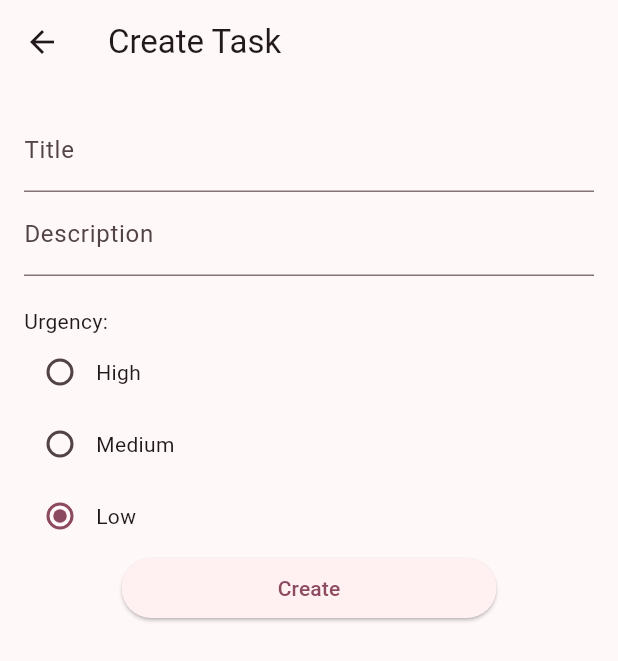
After one commit to theShus/Learning_Flutter, a Flutter app: the AddTaskPageBloc screen opened directly, on a phone screen of 412 x 824 dp. The commit adds this screen. Shown: the top 661 px of the screen. Run offline on Flutter 3.47's test engine with Material 2 defaults, Android fonts, the phone set to English and light mode, and no system bars; our stand-ins replace dio, equatable, flutter_bloc, mvc_pattern, sqflite; accounts and stored records are empty.

Commit message:
added "add" and "delete" task with bloc

```diff
--- /dev/null
+++ b/lib/tasks_bloc/add_task_page_bloc.dart
@@ -0,0 +1,100 @@
+import 'package:flutter/material.dart';
+import '../../models/task.dart';
+
+class AddTaskPageBloc extends StatefulWidget {
+  @override
+  _AddTaskPageState createState() => _AddTaskPageState();
+}
+
+class _AddTaskPageState extends State<AddTaskPageBloc> {
+
+  TextEditingController titleController = TextEditingController();
+  TextEditingController descriptionController = TextEditingController();
+  Urgency selectedUrgency = Urgency.low;
+
+  @override
+  Widget build(BuildContext context) {
+    return Scaffold(
+      appBar: AppBar(
+        title: Text('Create Task'),
+      ),
+      body: Padding(
+        padding: const EdgeInsets.all(16.0),
+        child: Column(
+          children: [
+            TextField(
+              controller: titleController,
+              decoration: InputDecoration(labelText: 'Title'),
+            ),
+            TextField(
+              controller: descriptionController,
+              decoration: InputDecoration(labelText: 'Description'),
+            ),
+            SizedBox(height: 20),
+            Row(
+              children: [
+                Text('Urgency:'),
+              ],
+            ),
+            Column(
+              children: <Widget>[
+                Row(
+                  children: [
+                    Radio<Urgency>(
+                      value: Urgency.high,
+                      groupValue: selectedUrgency,
+                      onChanged: (Urgency? value) {
+                        setState(() {
+                          selectedUrgency = value!;
+                        });
+                      },
+                    ),
+                    Text('High'),
+                  ],
+                ),
+                Row(
+                  children: [
+                    Radio<Urgency>(
+                      value: Urgency.medium,
+                      groupValue: selectedUrgency,
+                      onChanged: (Urgency? value) {
+                        setState(() {
+                          selectedUrgency = value!;
+                        });
+                      },
+                    ),
+                    Text('Medium'),
+                  ],
+                ),
+                Row(
+                  children: [
+                    Radio<Urgency>(
+                      value: Urgency.low,
+                      groupValue: selectedUrgency,
+                      onChanged: (Urgency? value) {
+                        setState(() {
+                          selectedUrgency = value!;
+                        });
+                      },
+                    ),
+                    Text('Low'),
+                  ],
+                ),
+              ],
+            ),
+            SizedBox(
+              width: 250,
+              child: ElevatedButton(
+                onPressed: () {
+                  Task newTask = Task(title: titleController.text, description: descriptionController.text, urgency: selectedUrgency, progress: Progress.TODO);
+                  Navigator.pop(context, newTask);//WE ARE RETURNING VALUE BACK TO THE CONTROLLER !!!
+                },
+                child: Text('Create'),
+              ),
+            ),
+          ],
+        ),
+      ),
+    );
+  }
+}
--- /dev/null
+++ b/lib/tasks_bloc/components/task_bloc.dart
@@ -0,0 +1,59 @@
+import 'package:flutter_bloc/flutter_bloc.dart';
+import 'package:learning_demo/tasks_bloc/components/task_event.dart';
+import 'package:learning_demo/tasks_bloc/components/task_state.dart';
+
+import '../../models/task.dart';
+import '../../tasks_mvc/tabs_model.dart';
+
+class TaskBloc extends Bloc<TaskEvent, TaskState> {
+  TaskBloc() : super(TasksLoading()) {
+    on<LoadTasks>(_OnLoadTasks);
+    on<AddTask>(_AddTasks);
+    on<UpdateTask>(_UpdateTasks);
+    on<DeleteTask>(_DeleteTasks);
+  }
+
+  void _OnLoadTasks(LoadTasks event, Emitter<TaskState> emit) {
+    emit(TasksLoaded(
+        todoTasks: event.todoTasks,
+        doneTasks: event.doneTasks,
+        inProgressTasks: event.inProgressTasks));
+  }
+
+  //== poredjuje da li su dve vrednosti iste
+  //dok 'is' proverava da li je neki objekat instanca neke klase ili interface-a
+  void _AddTasks(AddTask event, Emitter<TaskState> emit) {
+    final state = this.state;
+    if (state is TasksLoaded) {
+      emit(TasksLoaded(
+          todoTasks: List.from(state.todoTasks)..add(event.task),
+          //..add je samo kao ++ ali za funkcije
+          inProgressTasks: List.from(state.inProgressTasks),
+          //radimo List.from jer hocemo novu instancu liste, a ne pointer
+          doneTasks: List.from(state.doneTasks)));
+    }
+  }
+
+  void _UpdateTasks(UpdateTask event, Emitter<TaskState> emit) {
+    // emit();
+  }
+
+  void _DeleteTasks(DeleteTask event, Emitter<TaskState> emit) {
+    final state = this.state;
+
+    if (state is TasksLoaded) {
+      List<Task> newTodoTasks = List.of(state.todoTasks);
+      List<Task> newInProgressTasks = List.of(state.inProgressTasks);
+      List<Task> newDoneTasks = List.of(state.doneTasks);
+
+      if (event.task.progress == Progress.TODO)
+        newTodoTasks = List.of(state.todoTasks)..remove(event.task);
+      else if (event.task.progress == Progress.IN_PROGRESS)
+        newInProgressTasks = List.of(state.todoTasks)..remove(event.task);
+      else if (event.task.progress == Progress.DONE)
+        newDoneTasks = List.of(state.todoTasks)..remove(event.task);
+
+      emit(TasksLoaded(todoTasks: newTodoTasks, inProgressTasks: newInProgressTasks, doneTasks: newDoneTasks));
+    }
+  }
+}
--- a/lib/tasks_bloc/task_event.dart
+++ b/lib/tasks_bloc/components/task_event.dart
@@ -1,6 +1,5 @@
 import 'package:equatable/equatable.dart';
-
-import '../models/task.dart';
+import '../../models/task.dart';
 
 class TaskEvent extends Equatable {
   const TaskEvent();
--- a/lib/tasks_bloc/task_state.dart
+++ b/lib/tasks_bloc/components/task_state.dart
@@ -1,6 +1,5 @@
 import 'package:equatable/equatable.dart';
-
-import '../models/task.dart';
+import '../../models/task.dart';
 
 class TaskState extends Equatable {
   const TaskState();
--- /dev/null
+++ b/lib/tasks_bloc/edit_task_page_bloc.dart
@@ -0,0 +1,113 @@
+import 'package:flutter/material.dart';
+import 'package:flutter/scheduler.dart';
+import '../../models/task.dart';
+import '../../tasks_mvc/tabs_controller.dart';
+
+class EditTaskPageBloc extends StatefulWidget {
+  final Task task;
+
+  EditTaskPageBloc({required this.task});
+
+  @override
+  _EditTaskPageState createState() => _EditTaskPageState(task.urgency);
+}
+
+class _EditTaskPageState extends State<EditTaskPageBloc> {
+
+  TextEditingController titleController = TextEditingController();
+  TextEditingController descriptionController = TextEditingController();
+  Urgency selectedUrgency = Urgency.low;
+
+  _EditTaskPageState(this.selectedUrgency);//this is a little ugly but can't be done differently aka with widget
+                                          //if done with widget it will perma lock it on old value
+
+  @override
+  Widget build(BuildContext context) {
+    titleController.text = widget.task.title;
+    descriptionController.text = widget.task.description;
+
+    return Scaffold(
+      appBar: AppBar(
+        title: Text('Create Task'),
+      ),
+      body: Padding(
+        padding: const EdgeInsets.all(16.0),
+        child: Column(
+          children: [
+            TextField(
+              controller: titleController,
+              decoration: InputDecoration(labelText: 'Title'),
+            ),
+            TextField(
+              controller: descriptionController,
+              decoration: InputDecoration(labelText: 'Description'),
+            ),
+            SizedBox(height: 20),
+            Row(
+              children: [
+                Text('Urgency:'),
+              ],
+            ),
+            Column(
+              children: <Widget>[
+                Row(
+                  children: [
+                    Radio<Urgency>(
+                      value: Urgency.high,
+                      groupValue: selectedUrgency,
+                      onChanged: (Urgency? value) {
+                        setState(() {
+                          selectedUrgency = value!;
+                        });
+                      },
+                    ),
+                    Text('High'),
+                  ],
+                ),
+                Row(
+                  children: [
+                    Radio<Urgency>(
+                      value: Urgency.medium,
+                      groupValue: selectedUrgency,
+                      onChanged: (Urgency? value) {
+                        setState(() {
+                          selectedUrgency = value!;
+                        });
+                      },
+                    ),
+                    Text('Medium'),
+                  ],
+                ),
+                Row(
+                  children: [
+                    Radio<Urgency>(
+                      value: Urgency.low,
+                      groupValue: selectedUrgency,
+                      onChanged: (Urgency? value) {
+                        setState(() {
+                          selectedUrgency = value!;
+                        });
+                      },
+                    ),
+                    Text('Low'),
+                  ],
+                ),
+              ],
+            ),
+            SizedBox(
+              width: 250,
+              child: ElevatedButton(
+                onPressed: () {
+                  Task editedTask = Task(title: titleController.text, description: descriptionController.text, urgency: selectedUrgency, progress: Progress.TODO);
+                  editedTask.id = widget.task.id;
+                  Navigator.pop(context, editedTask);//WE ARE RETURNING VALUE BACK TO THE CONTROLLER !!!
+                },
+                child: Text('Edit'),
+              ),
+            ),
+          ],
+        ),
+      ),
+    );
+  }
+}
--- a/lib/tasks_bloc/tasks_tabs/done_page_bloc.dart
+++ b/lib/tasks_bloc/tasks_tabs/done_page_bloc.dart
@@ -5,8 +5,8 @@ import '../../../recycler_items/task_item.dart';
 import '../../../tasks_mvc/tabs_controller.dart';
 import '../../../tasks_mvc/tabs_controller_interface.dart';
 import '../../pages/tasks/edit_task_page.dart';
-import '../task_bloc.dart';
-import '../task_state.dart';
+import '../components/task_bloc.dart';
+import '../components/task_state.dart';
 
 class DonePageBloc extends StatefulWidget{
 
@@ -21,7 +21,7 @@ class _DonePageBlocState extends State<DonePageBloc> {
   void onTaskItemButtonPressed(CallbackFunctionType type, Task task) {
     setState(() {
       switch (type){
-        case CallbackFunctionType.DELETE: tabsController.deleteTask(task);
+        case CallbackFunctionType.DELETE: //todo tabsController.deleteTask(task);
         case CallbackFunctionType.EDIT: OpenEditTaskPage(context, task);
         default: print("Error occurred");
       }
@@ -50,10 +50,8 @@ class _DonePageBlocState extends State<DonePageBloc> {
                   .toList(),
             ),
           );
-        else if (state is TasksLoading)
-          return CircularProgressIndicator();
-        else
-          return Text("Error while loading");
+        else if (state is TasksLoading) return CircularProgressIndicator();
+        else return Text("Error while loading");
       },
     );
   }
--- a/lib/tasks_bloc/tasks_tabs/in_progress_page_bloc.dart
+++ b/lib/tasks_bloc/tasks_tabs/in_progress_page_bloc.dart
@@ -5,8 +5,8 @@ import '../../../recycler_items/task_item.dart';
 import '../../../tasks_mvc/tabs_controller.dart';
 import '../../../tasks_mvc/tabs_controller_interface.dart';
 import '../../pages/tasks/edit_task_page.dart';
-import '../task_bloc.dart';
-import '../task_state.dart';
+import '../components/task_bloc.dart';
+import '../components/task_state.dart';
 
 class InProgressPageBloc extends StatefulWidget{
 
@@ -21,9 +21,9 @@ class _InProgressPageBlocState extends State<InProgressPageBloc> {
   void onTaskItemButtonPressed(CallbackFunctionType type, Task task) {
     setState(() {
       switch (type){
-        case CallbackFunctionType.RIGHT: tabsController.moveTaskToDone(task);
-        case CallbackFunctionType.LEFT: tabsController.moveTaskToTodo(task);
-        case CallbackFunctionType.DELETE: tabsController.deleteTask(task);
+        case CallbackFunctionType.RIGHT:  //todo tabsController.moveTaskToDone(task);
+        case CallbackFunctionType.LEFT: //todo tabsController.moveTaskToTodo(task);
+        case CallbackFunctionType.DELETE: //todo tabsController.deleteTask(task);
         case CallbackFunctionType.EDIT: OpenEditTaskPage(context, task);
         default: print("Error occurred");
       }
@@ -53,10 +53,8 @@ class _InProgressPageBlocState extends State<InProgressPageBloc> {
                   .toList(),
             ),
           );
-        else if (state is TasksLoading)
-          return CircularProgressIndicator();
-        else
-          return Text("Error while loading");
+        else if (state is TasksLoading) return CircularProgressIndicator();
+        else return Text("Error while loading");
       },
     );
   }
--- a/lib/tasks_bloc/tasks_tabs/todo_page_bloc.dart
+++ b/lib/tasks_bloc/tasks_tabs/todo_page_bloc.dart
@@ -4,10 +4,12 @@ import 'package:learning_demo/models/task.dart';
 import 'package:learning_demo/pages/tasks/add_task_page.dart';
 import 'package:learning_demo/pages/tasks/edit_task_page.dart';
 import 'package:learning_demo/recycler_items/task_item.dart';
-import 'package:learning_demo/tasks_bloc/task_bloc.dart';
-import 'package:learning_demo/tasks_bloc/task_state.dart';
+import 'package:learning_demo/tasks_bloc/components/task_bloc.dart';
+import 'package:learning_demo/tasks_bloc/components/task_event.dart';
 import 'package:learning_demo/tasks_mvc/tabs_controller.dart';
 import 'package:learning_demo/tasks_mvc/tabs_controller_interface.dart';
+
+import '../components/task_state.dart';
 
 class TodoPageBloc extends StatefulWidget {
   @override
@@ -21,9 +23,9 @@ class _TodoPageBlocState extends State<TodoPageBloc> {
     setState(() {
       switch (type) {
         case CallbackFunctionType.RIGHT:
-          tabsController.moveTaskToInProgress(task);
+          // todo tabsController.moveTaskToInProgress(task);
         case CallbackFunctionType.DELETE:
-          tabsController.deleteTask(task);
+        context.read<TaskBloc>().add(DeleteTask(task: task));
         case CallbackFunctionType.EDIT:
           OpenEditTaskPage(context, task);
         default:
@@ -33,14 +35,10 @@ class _TodoPageBlocState extends State<TodoPageBloc> {
   }
 
   Future<void> OpenAddTaskPage(BuildContext context) async {
-    // Navigator.push returns a Future that completes after calling
-    // Navigator.pop on the Selection Screen.
-    Task taskToAdd = await Navigator.push(
-        context, MaterialPageRoute(builder: (context) => AddTaskPage()));
-    if (!mounted)
-      return; //OVO NAS STITI AKO SE STRANICA ZATVORI, DA NE VRATI NULL
+    Task taskToAdd = await Navigator.push(context, MaterialPageRoute(builder: (context) => AddTaskPage()));
+    if (!mounted) return;
 
-    setState(() => tabsController.createTask(taskToAdd));
+    context.read<TaskBloc>().add(AddTask(task: taskToAdd));
 
     ScaffoldMessenger.of(context)
       ..removeCurrentSnackBar()
@@ -78,8 +76,7 @@ class _TodoPageBlocState extends State<TodoPageBloc> {
               },
             ),
           );
-        else if (state is TasksLoading)
-          return CircularProgressIndicator();
+        else if (state is TasksLoading) return CircularProgressIndicator();
         else return Text("Error while loading");
       },
     );
```
Also changed, not shown: lib/pages/navigator/tasks_with_bloc_page.dart (+3 -4 lines), lib/tasks_bloc/task_bloc.dart (deleted, +0 -28 lines).
